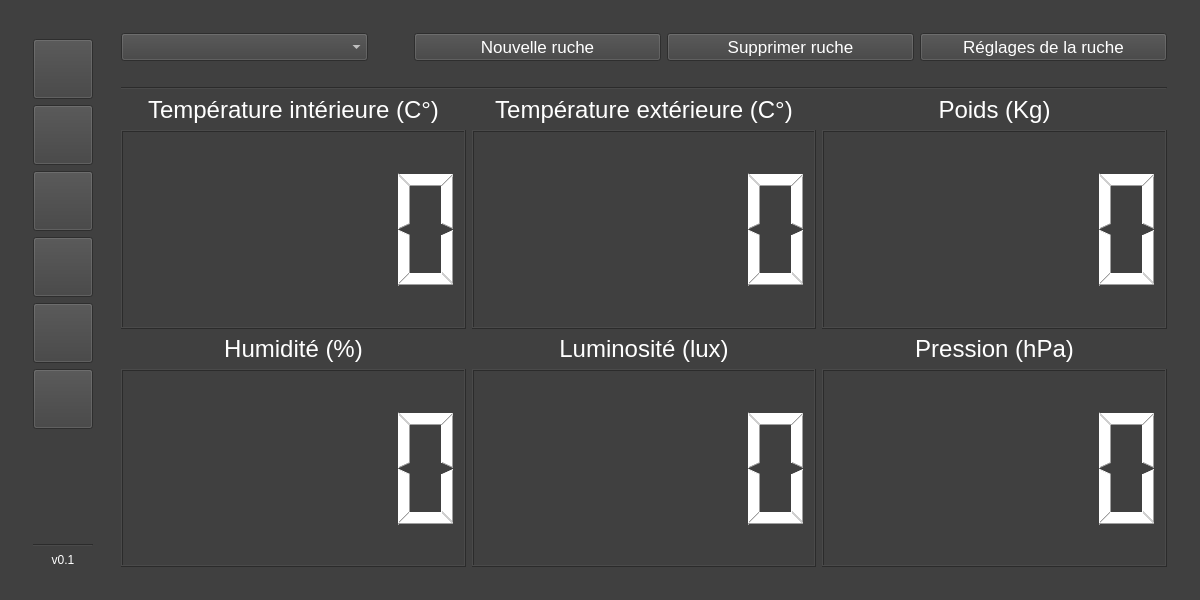
Before: the Qt Designer form trunk/beehoneyt-desktop/ihm.ui in zayfix/beehoneyt, drawn with Qt 5.
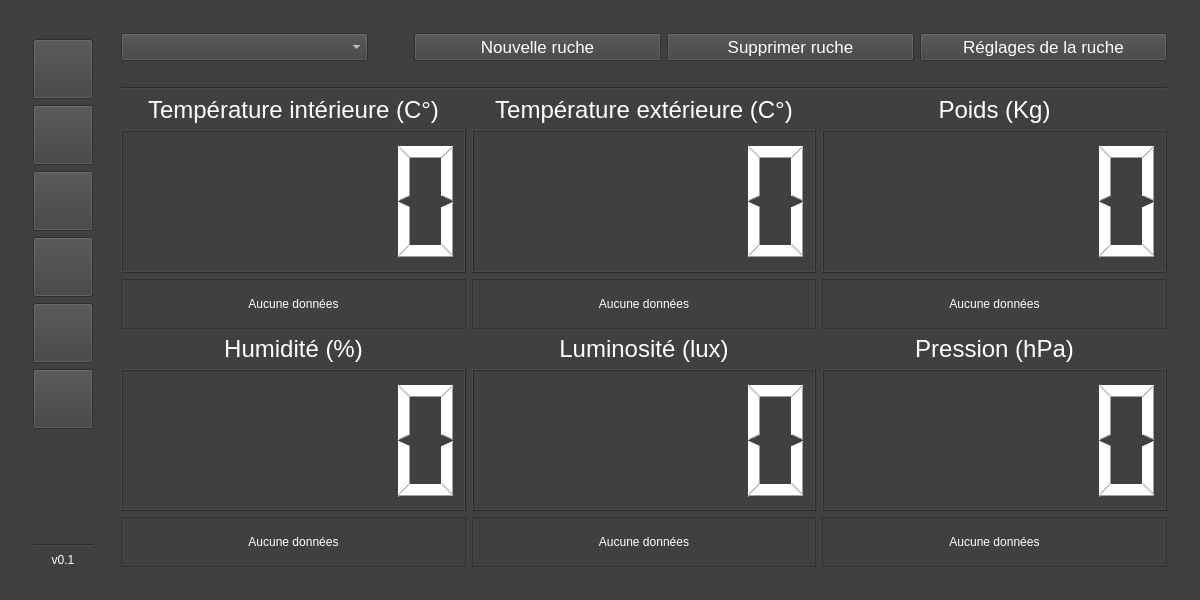
After: the same form once the commit is applied. Icons and pictures are not drawn. Custom widgets are drawn as their Qt base class.

Commit message: Horodatage sur l'IHM des dernières valeurs reçu

Patch:
```diff
--- a/trunk/beehoneyt-desktop/ihm.ui
+++ b/trunk/beehoneyt-desktop/ihm.ui
@@ -395,6 +395,25 @@
                  </property>
                 </widget>
                </item>
+               <item>
+                <widget class="QLabel" name="label_maj_temp_int">
+                 <property name="maximumSize">
+                  <size>
+                   <width>16777215</width>
+                   <height>50</height>
+                  </size>
+                 </property>
+                 <property name="frameShape">
+                  <enum>QFrame::StyledPanel</enum>
+                 </property>
+                 <property name="text">
+                  <string>Aucune données</string>
+                 </property>
+                 <property name="alignment">
+                  <set>Qt::AlignCenter</set>
+                 </property>
+                </widget>
+               </item>
               </layout>
              </item>
              <item row="0" column="1">
@@ -433,6 +452,25 @@
                  </property>
                 </widget>
                </item>
+               <item>
+                <widget class="QLabel" name="label_maj_temp_ext">
+                 <property name="maximumSize">
+                  <size>
+                   <width>16777215</width>
+                   <height>50</height>
+                  </size>
+                 </property>
+                 <property name="frameShape">
+                  <enum>QFrame::StyledPanel</enum>
+                 </property>
+                 <property name="text">
+                  <string>Aucune données</string>
+                 </property>
+                 <property name="alignment">
+                  <set>Qt::AlignCenter</set>
+                 </property>
+                </widget>
+               </item>
               </layout>
              </item>
              <item row="0" column="2">
@@ -480,6 +518,25 @@
                  </property>
                 </widget>
                </item>
+               <item>
+                <widget class="QLabel" name="label_maj_poids">
+                 <property name="maximumSize">
+                  <size>
+                   <width>16777215</width>
+                   <height>50</height>
+                  </size>
+                 </property>
+                 <property name="frameShape">
+                  <enum>QFrame::StyledPanel</enum>
+                 </property>
+                 <property name="text">
+                  <string>Aucune données</string>
+                 </property>
+                 <property name="alignment">
+                  <set>Qt::AlignCenter</set>
+                 </property>
+                </widget>
+               </item>
               </layout>
              </item>
              <item row="1" column="0">
@@ -518,6 +575,25 @@
                  </property>
                 </widget>
                </item>
+               <item>
+                <widget class="QLabel" name="label_maj_humidite">
+                 <property name="maximumSize">
+                  <size>
+                   <width>16777215</width>
+                   <height>50</height>
+                  </size>
+                 </property>
+                 <property name="frameShape">
+                  <enum>QFrame::StyledPanel</enum>
+                 </property>
+                 <property name="text">
+                  <string>Aucune données</string>
+                 </property>
+                 <property name="alignment">
+                  <set>Qt::AlignCenter</set>
+                 </property>
+                </widget>
+               </item>
               </layout>
              </item>
              <item row="1" column="1">
@@ -556,6 +632,25 @@
                  </property>
                 </widget>
                </item>
+               <item>
+                <widget class="QLabel" name="label_maj_luminosite">
+                 <property name="maximumSize">
+                  <size>
+                   <width>16777215</width>
+                   <height>50</height>
+                  </size>
+                 </property>
+                 <property name="frameShape">
+                  <enum>QFrame::StyledPanel</enum>
+                 </property>
+                 <property name="text">
+                  <string>Aucune données</string>
+                 </property>
+                 <property name="alignment">
+                  <set>Qt::AlignCenter</set>
+                 </property>
+                </widget>
+               </item>
               </layout>
              </item>
              <item row="1" column="2">
@@ -594,6 +689,25 @@
                  </property>
                 </widget>
                </item>
+               <item>
+                <widget class="QLabel" name="label_maj_pression">
+                 <property name="maximumSize">
+                  <size>
+                   <width>16777215</width>
+                   <height>50</height>
+                  </size>
+                 </property>
+                 <property name="frameShape">
+                  <enum>QFrame::StyledPanel</enum>
+                 </property>
+                 <property name="text">
+                  <string>Aucune données</string>
+                 </property>
+                 <property name="alignment">
+                  <set>Qt::AlignCenter</set>
+                 </property>
+                </widget>
+               </item>
               </layout>
              </item>
             </layout>
```
The commit also changes 1 other file.
